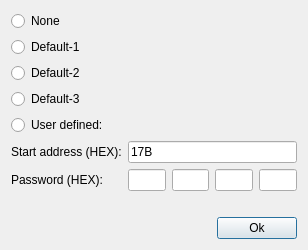
First picture: the form in dialogpass.ui, repository bigbigmdm/SFP-Master, before the edit.
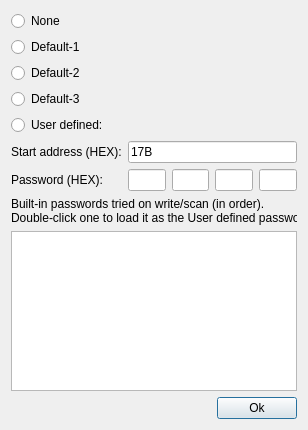
Second picture: the form after the edit. Icons and pictures are not drawn.

Commit message:
Show built-in passwords in Set-password dialog, double-click to load
The write/scan auto-cycle tries a fixed table of known module passwords,
but that list was invisible to the user. Add a read-only list to the
password dialog, populated by MainWindow from kKnownPasswords, so the
tried passwords and their order are shown.

Double-clicking an entry loads it into the User defined fields and
selects that option, so the next write tries it first instead of
re-scanning the whole list (confirmed with Ok).

```diff
--- a/dialogpass.ui
+++ b/dialogpass.ui
@@ -7,7 +7,7 @@
     <x>0</x>
     <y>0</y>
     <width>308</width>
-    <height>250</height>
+    <height>430</height>
    </rect>
   </property>
   <property name="minimumSize">
@@ -120,6 +120,27 @@
      </item>
     </layout>
    </item>
+   <item>
+    <widget class="QLabel" name="label_builtin">
+     <property name="text">
+      <string>Built-in passwords tried on write/scan (in order).
+Double-click one to load it as the User defined password:</string>
+     </property>
+    </widget>
+   </item>
+   <item>
+    <widget class="QListWidget" name="listWidget_builtin">
+     <property name="minimumSize">
+      <size>
+       <width>0</width>
+       <height>120</height>
+      </size>
+     </property>
+     <property name="selectionMode">
+      <enum>QAbstractItemView::NoSelection</enum>
+     </property>
+    </widget>
+   </item>
    <item>
     <layout class="QHBoxLayout" name="horizontalLayout_3">
      <item>
```
The commit also changes 2 other files.
